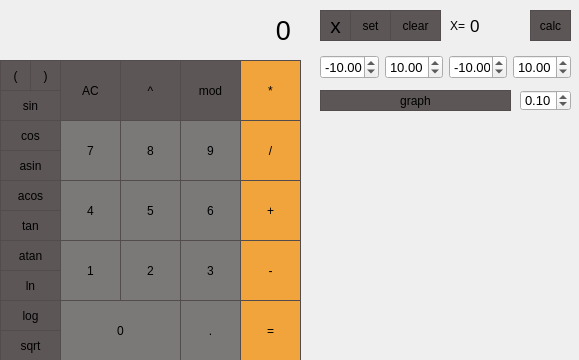
First picture: the form in smart_calc_qt/mainwindow.ui, repository zzzhenekkk/smartcalc, before the edit.
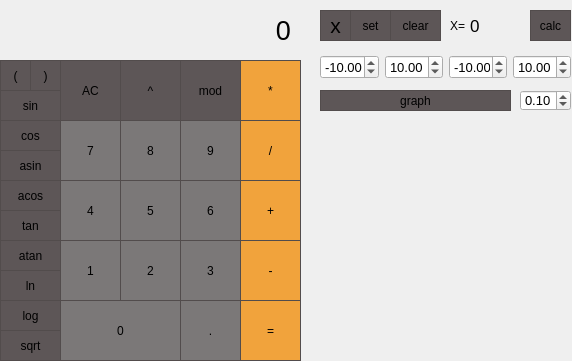
Second picture: the form after the edit. Custom widgets are drawn as their Qt base class.

```diff
--- a/smart_calc_qt/mainwindow.ui
+++ b/smart_calc_qt/mainwindow.ui
@@ -9,8 +9,8 @@
    <rect>
     <x>0</x>
     <y>0</y>
-    <width>579</width>
-    <height>360</height>
+    <width>572</width>
+    <height>361</height>
    </rect>
   </property>
   <property name="windowTitle">
```
